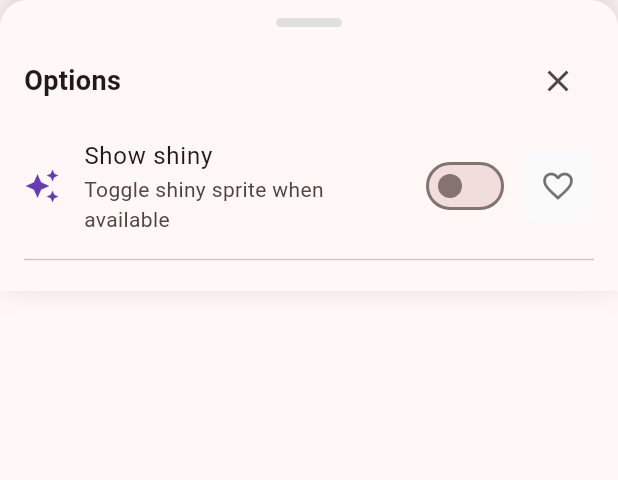
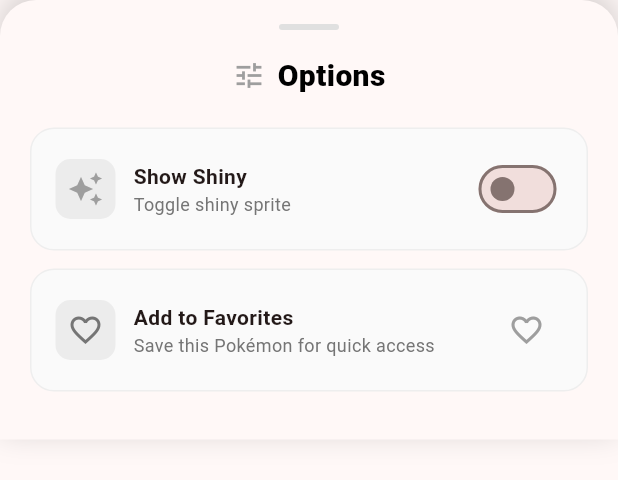
Before and after one commit to Emiliox1526/pokedex_carbonica, a Flutter app: the PokemonOptionsModal widget shown alone on an empty page, opened directly with empty values, on a phone screen of 412 x 824 dp. Shown: the top 480 px of the screen. Run offline on Flutter 3.47's test engine with Material 3 defaults, Android fonts, the phone set to English and light mode, and no system bars; our stand-ins replace graphql_flutter, shared_preferences; accounts and stored records are empty; network calls fail.

Commit message:
Redesign PokemonOptionsModal with modern UI style matching Moves section
Co-authored-by: Emiliox1526 <164071404+Emiliox1526@users.noreply.github.com>

```diff
--- a/lib/screens/pokemon_detail_screen.dart
+++ b/lib/screens/pokemon_detail_screen.dart
@@ -110,14 +110,16 @@ class _PokemonDetailScreenState extends State<PokemonDetailScreen> {
     );
   }
 
-  void _openOptionsModal() {
+  void _openOptionsModal(Color baseColor, Color secondaryColor) {
     showModalBottomSheet(
       context: context,
       isScrollControlled: true,
       backgroundColor: Colors.transparent,
       builder: (ctx) => FractionallySizedBox(
-        heightFactor: 0.62,
+        heightFactor: 0.50,
         child: PokemonOptionsModal(
+          baseColor: baseColor,
+          secondaryColor: secondaryColor,
           initialShowShiny: _showShiny,
           initialIsFavorite: _isFavorite,
           onlyLevelUp: _onlyLevelUp,
@@ -720,7 +722,7 @@ class _PokemonDetailScreenState extends State<PokemonDetailScreen> {
                             primaryColor: baseColor,
                             secondaryColor: secondaryColor,
                             onChanged: _onTabSelected,
-                            onOptionsPressed: _openOptionsModal,
+                            onOptionsPressed: () => _openOptionsModal(baseColor, secondaryColor),
                           ),
                           const SizedBox(height: 18),
 
--- a/lib/widgets/pokemon_options_modal.dart
+++ b/lib/widgets/pokemon_options_modal.dart
@@ -3,6 +3,8 @@ import 'package:flutter/material.dart';
 class PokemonOptionsModal extends StatelessWidget {
   const PokemonOptionsModal({
     Key? key,
+    required this.baseColor,
+    required this.secondaryColor,
     required this.initialShowShiny,
     required this.initialIsFavorite,
     required this.onlyLevelUp,
@@ -15,6 +17,8 @@ class PokemonOptionsModal extends StatelessWidget {
     required this.onToggleOnlyLevelUp,
   }) : super(key: key);
 
+  final Color baseColor;
+  final Color secondaryColor;
   final bool initialShowShiny;
   final bool initialIsFavorite;
   final bool onlyLevelUp;
@@ -35,77 +39,145 @@ class PokemonOptionsModal extends StatelessWidget {
         // Make corners rounded and use a subtle elevation look
         decoration: BoxDecoration(
           color: theme.dialogBackgroundColor,
-          borderRadius: const BorderRadius.vertical(top: Radius.circular(18)),
+          borderRadius: const BorderRadius.vertical(top: Radius.circular(24)),
           boxShadow: [
             BoxShadow(color: Colors.black.withOpacity(0.18), blurRadius: 18, offset: const Offset(0, -6)),
           ],
         ),
-        padding: const EdgeInsets.symmetric(horizontal: 16, vertical: 12),
+        padding: const EdgeInsets.symmetric(horizontal: 20, vertical: 16),
         child: Column(
           mainAxisSize: MainAxisSize.min,
           children: [
-            // Drag handle
-            Container(
-              width: 44,
-              height: 6,
-              margin: const EdgeInsets.only(bottom: 12),
-              decoration: BoxDecoration(color: Colors.grey.shade300, borderRadius: BorderRadius.circular(6)),
+            // Improved drag handle
+            Center(
+              child: Container(
+                width: 40,
+                height: 4,
+                margin: const EdgeInsets.only(bottom: 16),
+                decoration: BoxDecoration(
+                  color: Colors.grey.shade300,
+                  borderRadius: BorderRadius.circular(2),
+                ),
+              ),
             ),
 
-            // Title + Close
+            // Title with icon
             Row(
+              mainAxisAlignment: MainAxisAlignment.center,
               children: [
-                const Expanded(
-                  child: Text('Options', style: TextStyle(fontSize: 18, fontWeight: FontWeight.w700)),
+                Icon(Icons.tune, size: 22, color: baseColor),
+                const SizedBox(width: 8),
+                const Text(
+                  'Options',
+                  style: TextStyle(
+                    fontSize: 20,
+                    fontWeight: FontWeight.w800,
+                    color: Colors.black,
+                  ),
                 ),
-                IconButton(
-                  onPressed: () => Navigator.of(context).pop(),
-                  icon: const Icon(Icons.close),
-                )
               ],
             ),
-            const SizedBox(height: 6),
+            const SizedBox(height: 20),
 
-            // Toggle shiny + Favorite
-            Row(
-              children: [
-                Expanded(
-                  child: ListTile(
-                    contentPadding: EdgeInsets.zero,
-                    leading: const Icon(Icons.auto_awesome, color: Colors.deepPurple),
-                    title: const Text('Show shiny'),
-                    subtitle: const Text('Toggle shiny sprite when available'),
-                    trailing: Switch(
-                      value: initialShowShiny,
-                      onChanged: (_) {
-                        onToggleShiny();
-                        // Keep modal open so user sees the change
-                      },
+            // Shiny toggle card
+            Container(
+              padding: const EdgeInsets.all(16),
+              decoration: BoxDecoration(
+                color: Colors.grey.shade50,
+                borderRadius: BorderRadius.circular(16),
+                border: Border.all(color: Colors.grey.shade200),
+              ),
+              child: Row(
+                children: [
+                  // Icon with colored background
+                  Container(
+                    padding: const EdgeInsets.all(8),
+                    decoration: BoxDecoration(
+                      color: baseColor.withOpacity(0.15),
+                      borderRadius: BorderRadius.circular(10),
+                    ),
+                    child: Icon(Icons.auto_awesome, color: baseColor),
+                  ),
+                  const SizedBox(width: 12),
+                  Expanded(
+                    child: Column(
+                      crossAxisAlignment: CrossAxisAlignment.start,
+                      children: [
+                        const Text(
+                          'Show Shiny',
+                          style: TextStyle(fontWeight: FontWeight.w700),
+                        ),
+                        Text(
+                          'Toggle shiny sprite',
+                          style: TextStyle(fontSize: 12, color: Colors.grey.shade600),
+                        ),
+                      ],
                     ),
                   ),
-                ),
-                const SizedBox(width: 8),
-                Container(
-                  decoration: BoxDecoration(
-                    color: initialIsFavorite ? Colors.red.shade50 : Colors.grey.shade50,
-                    borderRadius: BorderRadius.circular(10),
+                  // Styled switch
+                  Switch(
+                    value: initialShowShiny,
+                    activeColor: baseColor,
+                    onChanged: (_) => onToggleShiny(),
                   ),
-                  child: IconButton(
-                    tooltip: initialIsFavorite ? 'Remove favorite' : 'Add to favorites',
-                    onPressed: () {
-                      onToggleFavorite();
-                    },
-                    icon: Icon(initialIsFavorite ? Icons.favorite : Icons.favorite_border,
-                        color: initialIsFavorite ? Colors.red : Colors.black54),
-                  ),
-                )
-              ],
+                ],
+              ),
             ),
 
-            const Divider(height: 18),
+            const SizedBox(height: 12),
 
+            // Favorites card
+            Container(
+              padding: const EdgeInsets.all(16),
+              decoration: BoxDecoration(
+                color: initialIsFavorite ? Colors.red.shade50 : Colors.grey.shade50,
+                borderRadius: BorderRadius.circular(16),
+                border: Border.all(
+                  color: initialIsFavorite ? Colors.red.shade200 : Colors.grey.shade200,
+                ),
+              ),
+              child: Row(
+                children: [
+                  Container(
+                    padding: const EdgeInsets.all(8),
+                    decoration: BoxDecoration(
+                      color: initialIsFavorite ? Colors.red.withOpacity(0.15) : Colors.grey.withOpacity(0.15),
+                      borderRadius: BorderRadius.circular(10),
+                    ),
+                    child: Icon(
+                      initialIsFavorite ? Icons.favorite : Icons.favorite_border,
+                      color: initialIsFavorite ? Colors.red : Colors.grey.shade600,
+                    ),
+                  ),
+                  const SizedBox(width: 12),
+                  Expanded(
+                    child: Column(
+                      crossAxisAlignment: CrossAxisAlignment.start,
+                      children: [
+                        Text(
+                          initialIsFavorite ? 'Remove from Favorites' : 'Add to Favorites',
+                          style: const TextStyle(fontWeight: FontWeight.w700),
+                        ),
+                        Text(
+                          'Save this Pokémon for quick access',
+                          style: TextStyle(fontSize: 12, color: Colors.grey.shade600),
+                        ),
+                      ],
+                    ),
+                  ),
+                  IconButton(
+                    onPressed: onToggleFavorite,
+                    icon: Icon(
+                      initialIsFavorite ? Icons.favorite : Icons.favorite_border,
+                      color: initialIsFavorite ? Colors.red : Colors.grey,
+                    ),
+                  ),
+                ],
+              ),
+            ),
 
-],
+            const SizedBox(height: 16),
+          ],
         ),
       ),
     );
```
